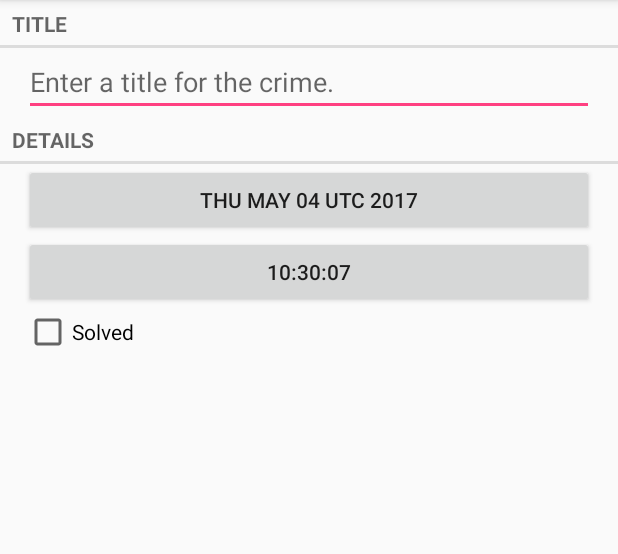
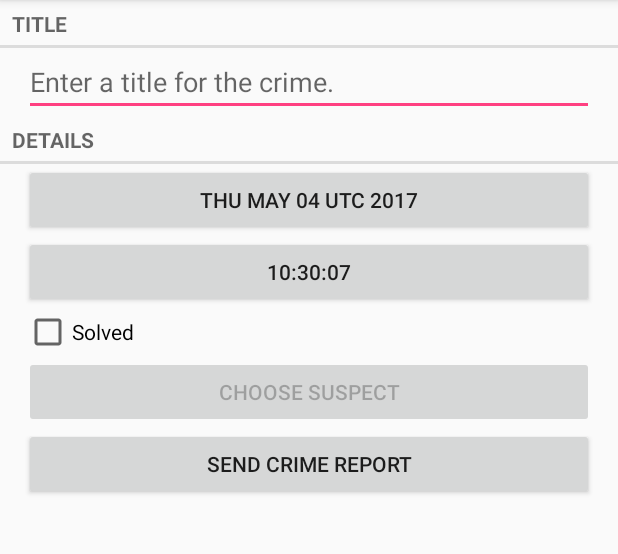
Before and after one commit to LewiesCheng/AndroidLearning, an Android app: the screen it shows after launch (CrimePageActivity), after a tap on "New Crime", on a phone screen of 412 x 824 dp, the part 84-638 px from its top. Run offline under Robolectric (Android 15) with nearby library versions, the phone set to English and light mode, and no system bars.

Commit message:
2017/5/4

```diff
--- a/CriminalIntent/app/src/main/java/com/liucheng/android/criminalintent/Crime.java
+++ b/CriminalIntent/app/src/main/java/com/liucheng/android/criminalintent/Crime.java
@@ -12,6 +12,7 @@
     private String mTitle;
     private Date mDate;
     private boolean mSolved;
+    private String mSuspect;
 
     public Crime(){
         this(UUID.randomUUID());
@@ -49,4 +50,12 @@
     public void setSolved(boolean solved) {
         mSolved = solved;
     }
+
+    public String getSuspect() {
+        return mSuspect;
+    }
+
+    public void setSuspect(String suspect) {
+        mSuspect = suspect;
+    }
 }
--- a/CriminalIntent/app/src/main/java/com/liucheng/android/criminalintent/CrimeFragment.java
+++ b/CriminalIntent/app/src/main/java/com/liucheng/android/criminalintent/CrimeFragment.java
@@ -2,9 +2,14 @@
 
 import android.app.Activity;
 import android.content.Intent;
+import android.content.pm.PackageManager;
+import android.database.Cursor;
+import android.net.Uri;
 import android.os.Bundle;
+import android.provider.ContactsContract;
 import android.support.v4.app.Fragment;
 import android.support.v4.app.FragmentManager;
+import android.support.v4.app.ShareCompat;
 import android.text.Editable;
 import android.text.TextWatcher;
 import android.view.LayoutInflater;
@@ -30,6 +35,8 @@
     private Button mDataButton;
     private Button mTimeButton;
     private CheckBox mSolvedCheckBox;
+    private Button mReportButton;
+    private Button mSuspectButton;
 
 //    private boolean isChanged = false;
 
@@ -38,6 +45,7 @@
     private static final String DIALOG_TIME = "DialogTime";
     private static final int REQUEST_DATE = 0;
     private static final int REQUEST_TIME = 1;
+    private static final int REQUEST_CONTACT = 2;
 //    private static final String EXTRA_CRIME_CHANGED_ID = "com.liucheng.android.criminalintent.changed_id";
 
     @Override
@@ -105,6 +113,43 @@
 //                isChanged = true;
             }
         });
+
+        mReportButton = (Button) v.findViewById(R.id.crime_report);
+        mReportButton.setOnClickListener(new View.OnClickListener() {
+            @Override
+            public void onClick(View view) {
+//                Intent i = new Intent(Intent.ACTION_SEND);
+//                i.setType("text/plain");
+//                i.putExtra(Intent.EXTRA_TEXT, getCrimeReport());
+//                i.putExtra(Intent.EXTRA_SUBJECT, getString(R.string.crime_report_subject));
+//                i = Intent.createChooser(i, getString(R.string.send_report));
+//                startActivity(i);
+                ShareCompat.IntentBuilder sc = ShareCompat.IntentBuilder.from(getActivity());
+                sc.setType("text/plain");
+                sc.setText(getCrimeReport());
+                sc.setSubject(getString(R.string.crime_report_subject));
+                sc.createChooserIntent();
+                sc.startChooser();
+            }
+        });
+
+        final Intent pickContact = new Intent(Intent.ACTION_PICK, ContactsContract.Contacts.CONTENT_URI);
+        mSuspectButton = (Button) v.findViewById(R.id.crime_suspect);
+        mSuspectButton.setOnClickListener(new View.OnClickListener() {
+            @Override
+            public void onClick(View view) {
+                startActivityForResult(pickContact, REQUEST_CONTACT);
+            }
+        });
+        if (mCrime.getSuspect() != null){
+            mSuspectButton.setText(mCrime.getSuspect());
+        }
+
+        PackageManager packageManager = getActivity().getPackageManager();
+        if (packageManager.resolveActivity(pickContact, PackageManager.MATCH_DEFAULT_ONLY) == null){
+            mSuspectButton.setEnabled(false);
+        }
+
         return v;
     }
 
@@ -131,6 +176,23 @@
             Date date = (Date) data.getSerializableExtra(TimePickerFragment.EXTRA_TIME);
             mCrime.setDate(date);
             updateTime();
+        }else if (requestCode == REQUEST_CONTACT && data != null){
+            Uri contactUri = data.getData();
+            String[] queryFields = new String[]{
+                    ContactsContract.Contacts.DISPLAY_NAME
+            };
+            Cursor c = getActivity().getContentResolver().query(contactUri, queryFields, null,null,null);
+            try{
+                if (c.getCount() == 0){
+                    return;
+                }
+                c.moveToFirst();
+                String suspect = c.getString(0);
+                mCrime.setSuspect(suspect);
+                mSuspectButton.setText(suspect);
+            }finally {
+                c.close();
+            }
         }
     }
 
@@ -142,6 +204,26 @@
     private void updateDate() {
         String dateString = mCrime.getDate().toString();
         mDataButton.setText(dateString.substring(0,10) + dateString.substring(19));
+    }
+
+    private String getCrimeReport(){
+        String solvedString = null;
+        if (mCrime.isSolved()){
+            solvedString = getString(R.string.crime_report_solved);
+        } else {
+            solvedString = getString(R.string.crime_report_unsolved);
+        }
+        String dateFormat = "EEE, MMM dd";
+        String dateString = android.text.format.DateFormat.format(dateFormat,mCrime.getDate()).toString();
+
+        String suspect = mCrime.getSuspect();
+        if (suspect == null){
+            suspect = getString(R.string.crime_report_no_suspect);
+        } else {
+            suspect = getString(R.string.crime_report_suspect, suspect);
+        }
+        String report = getString(R.string.crime_report, mCrime.getTitle(), dateString, solvedString, suspect);
+        return report;
     }
 
     @Override
--- a/CriminalIntent/app/src/main/java/com/liucheng/android/criminalintent/CrimeLab.java
+++ b/CriminalIntent/app/src/main/java/com/liucheng/android/criminalintent/CrimeLab.java
@@ -81,6 +81,7 @@
         values.put(CrimeTable.Cols.TITLE, crime.getTitle());
         values.put(CrimeTable.Cols.DATE, crime.getDate().getTime());
         values.put(CrimeTable.Cols.SOLVED, crime.isSolved() ? 1 : 0);
+        values.put(CrimeTable.Cols.SUSPECT, crime.getSuspect());
         return values;
     }
 
--- a/CriminalIntent/app/src/main/java/com/liucheng/android/criminalintent/database/CrimeBaseHelper.java
+++ b/CriminalIntent/app/src/main/java/com/liucheng/android/criminalintent/database/CrimeBaseHelper.java
@@ -25,7 +25,8 @@
                 CrimeTable.Cols.UUID + ", " +
                 CrimeTable.Cols.TITLE + ", " +
                 CrimeTable.Cols.DATE + ", " +
-                CrimeTable.Cols.SOLVED + ")");
+                CrimeTable.Cols.SOLVED + "," +
+                CrimeTable.Cols.SUSPECT + ")");
 
     }
 
--- a/CriminalIntent/app/src/main/java/com/liucheng/android/criminalintent/database/CrimeCursorWrapper.java
+++ b/CriminalIntent/app/src/main/java/com/liucheng/android/criminalintent/database/CrimeCursorWrapper.java
@@ -22,11 +22,13 @@
         String title = getString(getColumnIndex(CrimeTable.Cols.TITLE));
         long date = getLong(getColumnIndex(CrimeTable.Cols.DATE));
         int isSolved = getInt(getColumnIndex(CrimeTable.Cols.SOLVED));
+        String suspect = getString(getColumnIndex(CrimeTable.Cols.SUSPECT));
 
         Crime crime = new Crime(UUID.fromString(uuidString));
         crime.setTitle(title);
         crime.setDate(new Date(date));
         crime.setSolved(isSolved != 0);
+        crime.setSuspect(suspect);
         return crime;
     }
 }
--- a/CriminalIntent/app/src/main/java/com/liucheng/android/criminalintent/database/CrimeDbSchema.java
+++ b/CriminalIntent/app/src/main/java/com/liucheng/android/criminalintent/database/CrimeDbSchema.java
@@ -13,6 +13,7 @@
             public static final String TITLE = "title";
             public static final String DATE = "date";
             public static final String SOLVED = "solved";
+            public static final String SUSPECT = "suspect";
         }
     }
 }
--- a/CriminalIntent/app/src/main/res/layout-land/fragment_crime.xml
+++ b/CriminalIntent/app/src/main/res/layout-land/fragment_crime.xml
@@ -53,4 +53,29 @@
         android:layout_marginRight="30dp"
         android:layout_gravity="right"/>
 
+    <LinearLayout
+        android:layout_width="match_parent"
+        android:layout_height="wrap_content"
+        android:layout_marginRight="16dp"
+        android:layout_marginLeft="16dp"
+        android:orientation="horizontal">
+
+        <Button
+            android:id="@+id/crime_suspect"
+            android:layout_width="wrap_content"
+            android:layout_height="wrap_content"
+            android:layout_weight="1"
+            android:text="@string/crime_suspect_text"/>
+
+        <Button
+            android:id="@+id/crime_report"
+            android:layout_width="wrap_content"
+            android:layout_height="wrap_content"
+            android:layout_weight="1"
+            android:text="@string/crime_report_text"/>
+
+
+
+    </LinearLayout>
+
 </LinearLayout>
--- a/CriminalIntent/app/src/main/res/layout/fragment_crime.xml
+++ b/CriminalIntent/app/src/main/res/layout/fragment_crime.xml
@@ -45,4 +45,20 @@
         android:layout_marginLeft="16dp"
         android:layout_marginRight="16dp"
         android:id="@+id/crime_solved"/>
+
+    <Button
+        android:id="@+id/crime_suspect"
+        android:layout_width="match_parent"
+        android:layout_height="wrap_content"
+        android:layout_marginLeft="16dp"
+        android:layout_marginRight="16dp"
+        android:text="@string/crime_suspect_text"/>
+
+    <Button
+        android:id="@+id/crime_report"
+        android:layout_width="match_parent"
+        android:layout_height="wrap_content"
+        android:layout_marginLeft="16dp"
+        android:layout_marginRight="16dp"
+        android:text="@string/crime_report_text"/>
 </LinearLayout>
--- a/CriminalIntent/app/src/main/res/values/strings.xml
+++ b/CriminalIntent/app/src/main/res/values/strings.xml
@@ -15,4 +15,15 @@
         <item quantity="one">%1$s crime</item>
         <item quantity="other">%1$s crimes</item>
     </plurals>
+
+    <string name="crime_suspect_text">CHOOSE SUSPECT</string>
+    <string name="crime_report_text">SEND CRIME REPORT</string>
+    <string name="crime_report">%1$s
+        The crime was discovered on %2$s. %3$s, and %4$s</string>
+    <string name="crime_report_solved">The case is solved</string>
+    <string name="crime_report_unsolved">The case is not solved</string>
+    <string name="crime_report_no_suspect">there is no suspect</string>
+    <string name="crime_report_suspect">the suspect is %s.</string>
+    <string name="crime_report_subject">CriminalIntent Crime Report</string>
+    <string name="send_report">Send crime report via</string>
 </resources>
```
